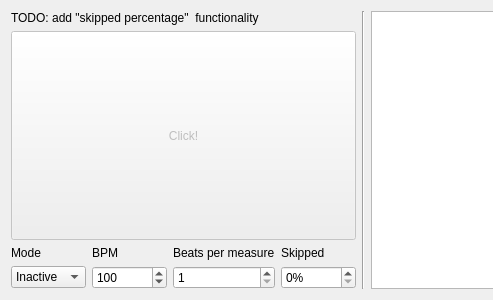
Above: guitartools/metronome.ui from ispielman/guitartools before the change; both pictures show x 0 to 493 and y 0 to 300 of the 726 by 300 pixel window. Below: the same form after it.
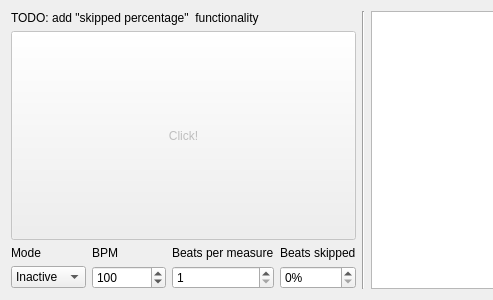
That is the form after the change. Custom widgets are drawn as their Qt base class.

Commit message: Added skips and updated table mode of metronome to control all functionality.

What changed in the file:
```diff
--- a/guitartools/metronome.ui
+++ b/guitartools/metronome.ui
@@ -49,6 +49,9 @@
          <property name="minimum">
           <number>1</number>
          </property>
+         <property name="maximum">
+          <number>32</number>
+         </property>
          <property name="value">
           <number>1</number>
          </property>
@@ -115,7 +118,7 @@
        <item row="0" column="3">
         <widget class="QLabel" name="label_5">
          <property name="text">
-          <string>Skipped</string>
+          <string>Beats skipped</string>
          </property>
         </widget>
        </item>
@@ -127,6 +130,12 @@
          <property name="suffix">
           <string>%</string>
          </property>
+         <property name="maximum">
+          <number>100</number>
+         </property>
+         <property name="value">
+          <number>0</number>
+         </property>
         </widget>
        </item>
       </layout>
```
The commit also changes 1 other file.
